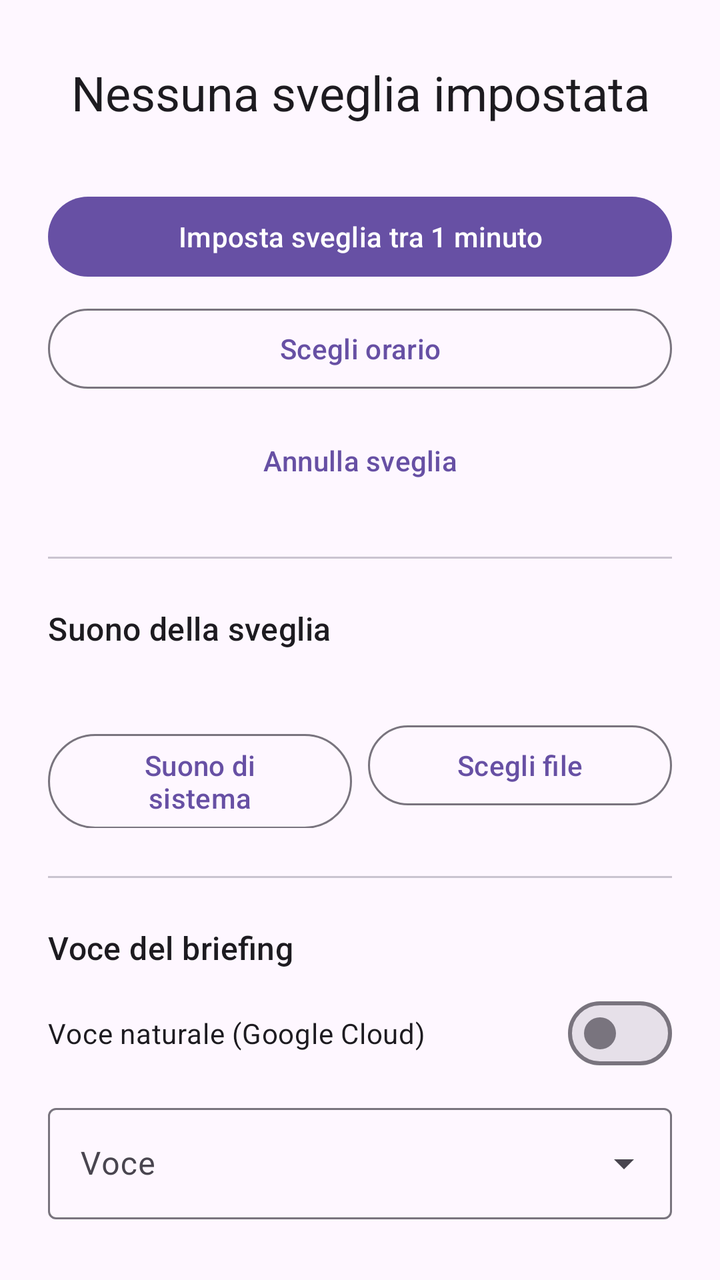
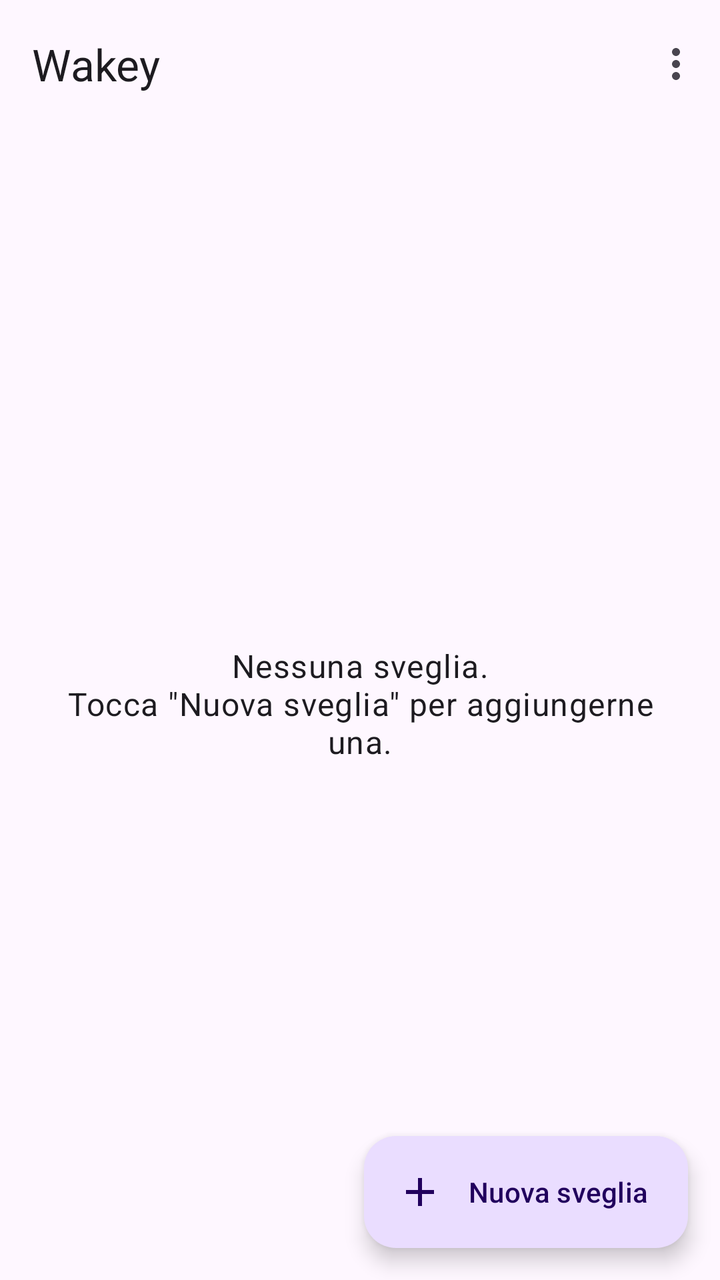

Screens rendered from an Android XML layout before and after an edit, with the pre-edit source and the edit as a unified diff.
<!-- AndroidManifest.xml: application theme Theme.Sveglia -->
<!-- res/layout/activity_main.xml -->
<?xml version="1.0" encoding="utf-8"?>
<ScrollView xmlns:android="http://schemas.android.com/apk/res/android"
    android:layout_width="match_parent"
    android:layout_height="match_parent"
    android:fillViewport="true"
    android:fitsSystemWindows="true">

    <LinearLayout
        android:layout_width="match_parent"
        android:layout_height="wrap_content"
        android:gravity="center"
        android:orientation="vertical"
        android:padding="24dp">

        <TextView
            android:id="@+id/status_text"
            android:layout_width="wrap_content"
            android:layout_height="wrap_content"
            android:layout_marginBottom="32dp"
            android:gravity="center"
            android:text="@string/no_alarm"
            android:textAppearance="?attr/textAppearanceHeadlineSmall" />

        <com.google.android.material.button.MaterialButton
            android:id="@+id/button_in_one_minute"
            android:layout_width="match_parent"
            android:layout_height="wrap_content"
            android:text="@string/set_in_one_minute" />

        <com.google.android.material.button.MaterialButton
            android:id="@+id/button_pick_time"
            style="?attr/materialButtonOutlinedStyle"
            android:layout_width="match_parent"
            android:layout_height="wrap_content"
            android:layout_marginTop="8dp"
            android:text="@string/pick_time" />

        <com.google.android.material.button.MaterialButton
            android:id="@+id/button_cancel"
            style="?attr/borderlessButtonStyle"
            android:layout_width="match_parent"
            android:layout_height="wrap_content"
            android:layout_marginTop="8dp"
            android:text="@string/cancel_alarm" />

        <com.google.android.material.divider.MaterialDivider
            android:layout_width="match_parent"
            android:layout_height="wrap_content"
            android:layout_marginVertical="24dp" />

        <TextView
            android:layout_width="match_parent"
            android:layout_height="wrap_content"
            android:text="@string/sound_label"
            android:textAppearance="?attr/textAppearanceTitleMedium" />

        <TextView
            android:id="@+id/sound_name"
            android:layout_width="match_parent"
            android:layout_height="wrap_content"
            android:layout_marginTop="4dp"
            android:textAppearance="?attr/textAppearanceBodyLarge" />

        <LinearLayout
            android:layout_width="match_parent"
            android:layout_height="wrap_content"
            android:layout_marginTop="8dp"
            android:orientation="horizontal">

            <com.google.android.material.button.MaterialButton
                android:id="@+id/button_system_sound"
                style="?attr/materialButtonOutlinedStyle"
                android:layout_width="0dp"
                android:layout_height="wrap_content"
                android:layout_marginEnd="4dp"
                android:layout_weight="1"
                android:text="@string/pick_system_sound" />

            <com.google.android.material.button.MaterialButton
                android:id="@+id/button_file_sound"
                style="?attr/materialButtonOutlinedStyle"
                android:layout_width="0dp"
                android:layout_height="wrap_content"
                android:layout_marginStart="4dp"
                android:layout_weight="1"
                android:text="@string/pick_file_sound" />

        </LinearLayout>

        <com.google.android.material.divider.MaterialDivider
            android:layout_width="match_parent"
            android:layout_height="wrap_content"
            android:layout_marginVertical="24dp" />

        <TextView
            android:layout_width="match_parent"
            android:layout_height="wrap_content"
            android:text="@string/voice_label"
            android:textAppearance="?attr/textAppearanceTitleMedium" />

        <com.google.android.material.materialswitch.MaterialSwitch
            android:id="@+id/switch_natural_voice"
            android:layout_width="match_parent"
            android:layout_height="wrap_content"
            android:layout_marginTop="8dp"
            android:text="@string/natural_voice" />

        <com.google.android.material.textfield.TextInputLayout
            android:id="@+id/voice_menu"
            style="?attr/textInputOutlinedExposedDropdownMenuStyle"
            android:layout_width="match_parent"
            android:layout_height="wrap_content"
            android:layout_marginTop="8dp"
            android:hint="@string/voice_hint">

            <com.google.android.material.textfield.MaterialAutoCompleteTextView
                android:id="@+id/voice_dropdown"
                android:layout_width="match_parent"
                android:layout_height="wrap_content"
                android:inputType="none" />

        </com.google.android.material.textfield.TextInputLayout>

        <TextView
            android:id="@+id/voice_key_missing"
            android:layout_width="match_parent"
            android:layout_height="wrap_content"
            android:layout_marginTop="8dp"
            android:text="@string/voice_key_missing"
            android:textAppearance="?attr/textAppearanceBodyMedium"
            android:textColor="?attr/colorError"
            android:visibility="gone" />

    </LinearLayout>
</ScrollView>
<!-- resources referenced by this layout -->
<resources>
  <string name="cancel_alarm">Annulla sveglia</string>
  <string name="natural_voice">Voce naturale (Google Cloud)</string>
  <string name="no_alarm">Nessuna sveglia impostata</string>
  <string name="pick_file_sound">Scegli file</string>
  <string name="pick_system_sound">Suono di sistema</string>
  <string name="pick_time">Scegli orario</string>
  <string name="set_in_one_minute">Imposta sveglia tra 1 minuto</string>
  <string name="sound_label">Suono della sveglia</string>
  <string name="voice_hint">Voce</string>
  <string name="voice_key_missing">Chiave API di Google Cloud non impostata: verrà usata la voce di sistema.</string>
  <string name="voice_label">Voce del briefing</string>
  <style name="Theme.Sveglia" parent="Theme.Material3.DayNight.NoActionBar" />
</resources>

<!-- the commit's change to res/layout/activity_main.xml (unified diff, before → after) -->
@@ -1,135 +1,93 @@
 <?xml version="1.0" encoding="utf-8"?>
-<ScrollView xmlns:android="http://schemas.android.com/apk/res/android"
+<androidx.coordinatorlayout.widget.CoordinatorLayout xmlns:android="http://schemas.android.com/apk/res/android"
+    xmlns:app="http://schemas.android.com/apk/res-auto"
     android:layout_width="match_parent"
     android:layout_height="match_parent"
-    android:fillViewport="true"
     android:fitsSystemWindows="true">
+
+    <com.google.android.material.appbar.AppBarLayout
+        android:layout_width="match_parent"
+        android:layout_height="wrap_content">
+
+        <com.google.android.material.appbar.MaterialToolbar
+            android:id="@+id/toolbar"
+            android:layout_width="match_parent"
+            android:layout_height="?attr/actionBarSize"
+            app:menu="@menu/main"
+            app:title="@string/app_name" />
+
+    </com.google.android.material.appbar.AppBarLayout>
 
     <LinearLayout
         android:layout_width="match_parent"
-        android:layout_height="wrap_content"
-        android:gravity="center"
+        android:layout_height="match_parent"
         android:orientation="vertical"
-        android:padding="24dp">
+        app:layout_behavior="@string/appbar_scrolling_view_behavior">
 
-        <TextView
-            android:id="@+id/status_text"
-            android:layout_width="wrap_content"
-            android:layout_height="wrap_content"
-            android:layout_marginBottom="32dp"
-            android:gravity="center"
-            android:text="@string/no_alarm"
-            android:textAppearance="?attr/textAppearanceHeadlineSmall" />
-
-        <com.google.android.material.button.MaterialButton
-            android:id="@+id/button_in_one_minute"
+        
+        <com.google.android.material.card.MaterialCardView
+            android:id="@+id/permission_card"
+            style="?attr/materialCardViewFilledStyle"
             android:layout_width="match_parent"
             android:layout_height="wrap_content"
-            android:text="@string/set_in_one_minute" />
+            android:layout_margin="16dp"
+            android:visibility="gone">
 
-        <com.google.android.material.button.MaterialButton
-            android:id="@+id/button_pick_time"
-            style="?attr/materialButtonOutlinedStyle"
-            android:layout_width="match_parent"
-            android:layout_height="wrap_content"
-            android:layout_marginTop="8dp"
-            android:text="@string/pick_time" />
-
-        <com.google.android.material.button.MaterialButton
-            android:id="@+id/button_cancel"
-            style="?attr/borderlessButtonStyle"
-            android:layout_width="match_parent"
-            android:layout_height="wrap_content"
-            android:layout_marginTop="8dp"
-            android:text="@string/cancel_alarm" />
-
-        <com.google.android.material.divider.MaterialDivider
-            android:layout_width="match_parent"
-            android:layout_height="wrap_content"
-            android:layout_marginVertical="24dp" />
-
-        <TextView
-            android:layout_width="match_parent"
-            android:layout_height="wrap_content"
-            android:text="@string/sound_label"
-            android:textAppearance="?attr/textAppearanceTitleMedium" />
-
-        <TextView
-            android:id="@+id/sound_name"
-            android:layout_width="match_parent"
-            android:layout_height="wrap_content"
-            android:layout_marginTop="4dp"
-            android:textAppearance="?attr/textAppearanceBodyLarge" />
-
-        <LinearLayout
-            android:layout_width="match_parent"
-            android:layout_height="wrap_content"
-            android:layout_marginTop="8dp"
-            android:orientation="horizontal">
-
-            <com.google.android.material.button.MaterialButton
-                android:id="@+id/button_system_sound"
-                style="?attr/materialButtonOutlinedStyle"
-                android:layout_width="0dp"
-                android:layout_height="wrap_content"
-                android:layout_marginEnd="4dp"
-                android:layout_weight="1"
-                android:text="@string/pick_system_sound" />
-
-            <com.google.android.material.button.MaterialButton
-                android:id="@+id/button_file_sound"
-                style="?attr/materialButtonOutlinedStyle"
-                android:layout_width="0dp"
-                android:layout_height="wrap_content"
-                android:layout_marginStart="4dp"
-                android:layout_weight="1"
-                android:text="@string/pick_file_sound" />
-
-        </LinearLayout>
-
-        <com.google.android.material.divider.MaterialDivider
-            android:layout_width="match_parent"
-            android:layout_height="wrap_content"
-            android:layout_marginVertical="24dp" />
-
-        <TextView
-            android:layout_width="match_parent"
-            android:layout_height="wrap_content"
-            android:text="@string/voice_label"
-            android:textAppearance="?attr/textAppearanceTitleMedium" />
-
-        <com.google.android.material.materialswitch.MaterialSwitch
-            android:id="@+id/switch_natural_voice"
-            android:layout_width="match_parent"
-            android:layout_height="wrap_content"
-            android:layout_marginTop="8dp"
-            android:text="@string/natural_voice" />
-
-        <com.google.android.material.textfield.TextInputLayout
-            android:id="@+id/voice_menu"
-            style="?attr/textInputOutlinedExposedDropdownMenuStyle"
-            android:layout_width="match_parent"
-            android:layout_height="wrap_content"
-            android:layout_marginTop="8dp"
-            android:hint="@string/voice_hint">
-
-            <com.google.android.material.textfield.MaterialAutoCompleteTextView
-                android:id="@+id/voice_dropdown"
+            <LinearLayout
                 android:layout_width="match_parent"
                 android:layout_height="wrap_content"
-                android:inputType="none" />
+                android:orientation="vertical"
+                android:padding="16dp">
 
-        </com.google.android.material.textfield.TextInputLayout>
+                <TextView
+                    android:id="@+id/permission_text"
+                    android:layout_width="match_parent"
+                    android:layout_height="wrap_content"
+                    android:textAppearance="?attr/textAppearanceBodyMedium" />
 
-        <TextView
-            android:id="@+id/voice_key_missing"
+                <com.google.android.material.button.MaterialButton
+                    android:id="@+id/permission_button"
+                    android:layout_width="wrap_content"
+                    android:layout_height="wrap_content"
+                    android:layout_gravity="end"
+                    android:layout_marginTop="8dp"
+                    android:text="@string/open_settings" />
+
+            </LinearLayout>
+        </com.google.android.material.card.MaterialCardView>
+
+        <FrameLayout
             android:layout_width="match_parent"
-            android:layout_height="wrap_content"
-            android:layout_marginTop="8dp"
-            android:text="@string/voice_key_missing"
-            android:textAppearance="?attr/textAppearanceBodyMedium"
-            android:textColor="?attr/colorError"
-            android:visibility="gone" />
+            android:layout_height="match_parent">
 
+            <androidx.recyclerview.widget.RecyclerView
+                android:id="@+id/alarm_list"
+                android:layout_width="match_parent"
+                android:layout_height="match_parent"
+                android:clipToPadding="false"
+                android:paddingHorizontal="16dp"
+                android:paddingBottom="96dp" />
+
+            <TextView
+                android:id="@+id/empty_text"
+                android:layout_width="wrap_content"
+                android:layout_height="wrap_content"
+                android:layout_gravity="center"
+                android:gravity="center"
+                android:padding="32dp"
+                android:text="@string/no_alarms"
+                android:textAppearance="?attr/textAppearanceBodyLarge" />
+
+        </FrameLayout>
     </LinearLayout>
-</ScrollView>
+
+    <com.google.android.material.floatingactionbutton.ExtendedFloatingActionButton
+        android:id="@+id/fab_add"
+        android:layout_width="wrap_content"
+        android:layout_height="wrap_content"
+        android:layout_gravity="bottom|end"
+        android:layout_margin="16dp"
+        android:text="@string/new_alarm"
+        app:icon="@drawable/ic_add" />
+
+</androidx.coordinatorlayout.widget.CoordinatorLayout>
<!-- resource entries referenced after the edit -->
@@ -1,16 +1,20 @@
 <!-- resources referenced by this layout -->
 <resources>
-  <string name="cancel_alarm">Annulla sveglia</string>
-  <string name="natural_voice">Voce naturale (Google Cloud)</string>
-  <string name="no_alarm">Nessuna sveglia impostata</string>
-  <string name="pick_file_sound">Scegli file</string>
-  <string name="pick_system_sound">Suono di sistema</string>
-  <string name="pick_time">Scegli orario</string>
-  <string name="set_in_one_minute">Imposta sveglia tra 1 minuto</string>
-  <string name="sound_label">Suono della sveglia</string>
-  <string name="voice_hint">Voce</string>
-  <string name="voice_key_missing">Chiave API di Google Cloud non impostata: verrà usata la voce di sistema.</string>
-  <string name="voice_label">Voce del briefing</string>
+  <!-- drawable ic_add (drawable) -->
+  <vector xmlns:android="http://schemas.android.com/apk/res/android"
+      android:width="24dp"
+      android:height="24dp"
+      android:tint="?attr/colorControlNormal"
+      android:viewportWidth="24"
+      android:viewportHeight="24">
+      <path
+          android:fillColor="@android:color/white"
+          android:pathData="M19,13h-6v6h-2v-6H5v-2h6V5h2v6h6v2z" />
+  </vector>
+  <string name="app_name">Wakey</string>
+  <string name="new_alarm">Nuova sveglia</string>
+  <string name="no_alarms">Nessuna sveglia.\nTocca \"Nuova sveglia\" per aggiungerne una.</string>
+  <string name="open_settings">Apri impostazioni</string>
   <style name="Theme.Sveglia" parent="Theme.Material3.DayNight.NoActionBar" />
 </resources>
 
